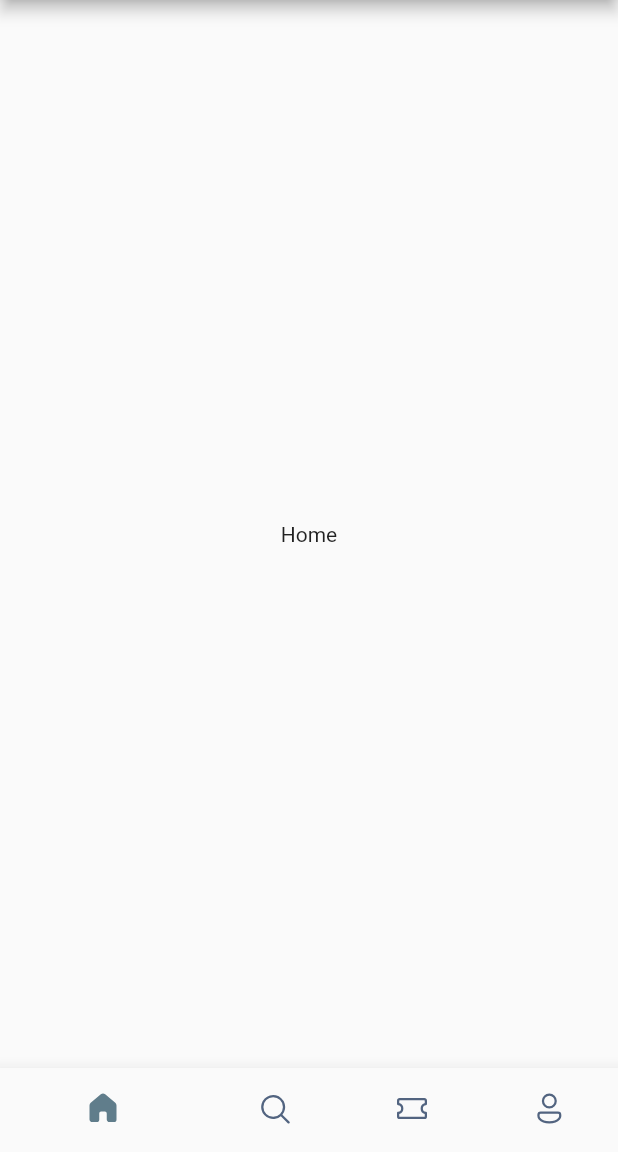
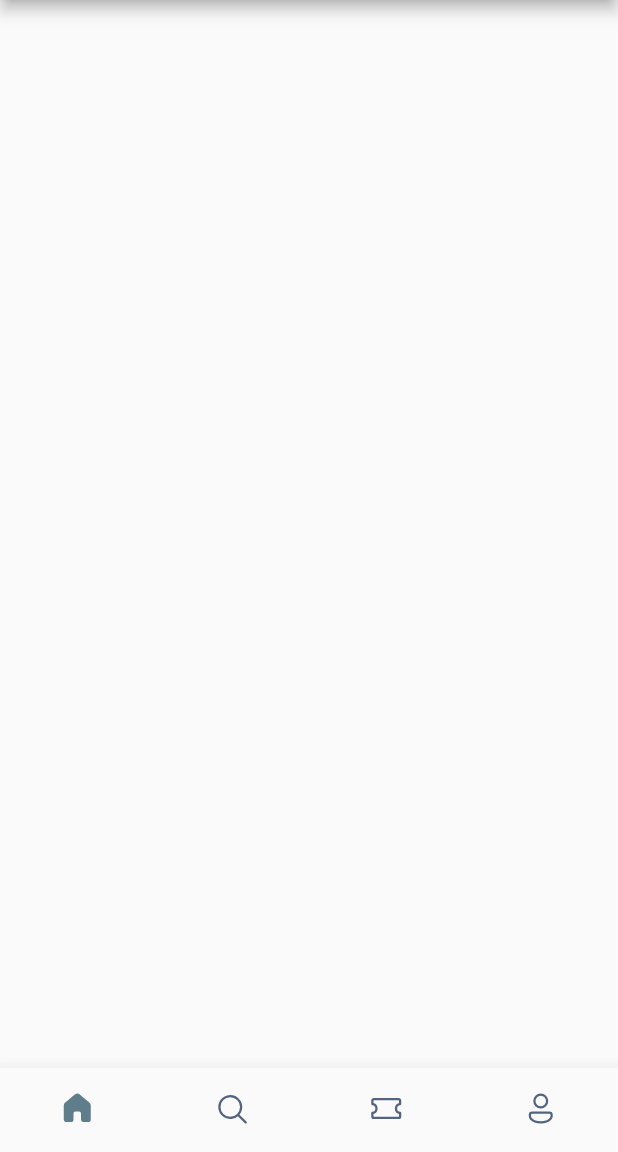
Before and after one commit to MdSajjadHossin/book-my-trip-flutter, a Flutter app: the screen it shows after launch, on a phone screen of 412 x 824 dp, the part 84-1236 px from its top. Run offline on Flutter 3.47's test engine with Material 2 defaults, Android fonts, the phone set to English and light mode, and no system bars; our stand-ins replace fluentui_icons.

Commit message:
bottom navigation bar movement fixed

```diff
--- a/lib/screens/bottom_bar.dart
+++ b/lib/screens/bottom_bar.dart
@@ -1,3 +1,4 @@
+import 'package:book_my_trip/screens/home_screen.dart';
 import 'package:fluentui_icons/fluentui_icons.dart';
 import 'package:flutter/material.dart';
 
@@ -11,7 +12,7 @@ class BottomBar extends StatefulWidget {
 class _BottomBarState extends State<BottomBar> {
   int _selectedIndex = 0;
   static final List<Widget> _widgetList = <Widget>[
-    const Text("Home"),
+    const HomeScreen(),
     const Text("Search"),
     const Text("Ticket"),
     const Text("Profile"),
@@ -38,6 +39,7 @@ class _BottomBarState extends State<BottomBar> {
         elevation: 10,
         showSelectedLabels: false,
         showUnselectedLabels: false,
+        type: BottomNavigationBarType.fixed,
         selectedItemColor: Colors.blueGrey,
         unselectedItemColor: const Color(0XFF526480),
         items: const [
--- /dev/null
+++ b/lib/screens/home_screen.dart
@@ -0,0 +1,10 @@
+import 'package:flutter/material.dart';
+
+class HomeScreen extends StatelessWidget {
+  const HomeScreen({super.key});
+
+  @override
+  Widget build(BuildContext context) {
+    return Container();
+  }
+}
```
